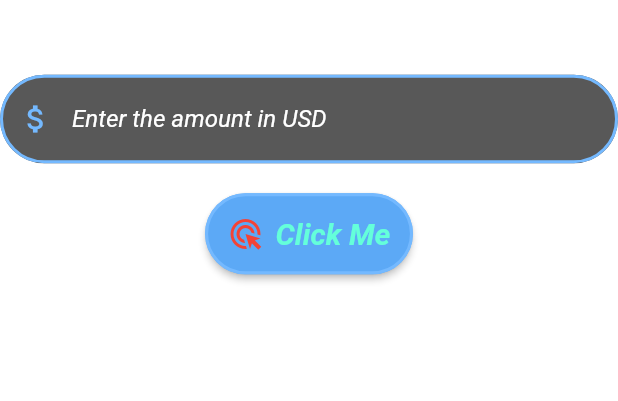
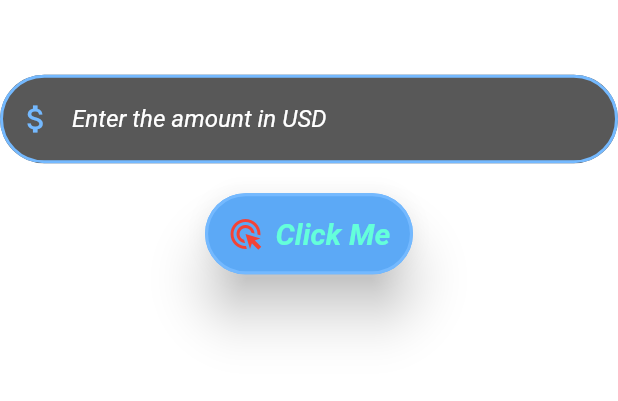
Before and after one commit to samrocks03/LearningFlutter, a Flutter app: the screen it shows after launch, on a phone screen of 412 x 824 dp, the part 535-936 px from its top. Run offline on Flutter 3.47's test engine with Material 2 defaults, Android fonts, the phone set to English and light mode, and no system bars.

Commit message:
Added Inksplash : tap speed for the button

```diff
--- a/currency_converter/lib/currency_converter_material_page.dart
+++ b/currency_converter/lib/currency_converter_material_page.dart
@@ -87,7 +87,9 @@ class CurrencyConverterMaterialPage extends StatelessWidget {
                     Size(double.infinity,
                     double.minPositive),
                   ),
-*/
+*/              elevation: MaterialStatePropertyAll(15),
+                surfaceTintColor : MaterialStatePropertyAll(Colors.white),
+                splashFactory :InkSplash.splashFactory ,
                 backgroundColor: MaterialStateProperty.all<Color>(Color.fromARGB(255, 92, 169, 246)),
                 foregroundColor: MaterialStateProperty.all<Color>(Colors.tealAccent),
                 padding: MaterialStateProperty.all<EdgeInsets>(EdgeInsets.all(15)),
```
